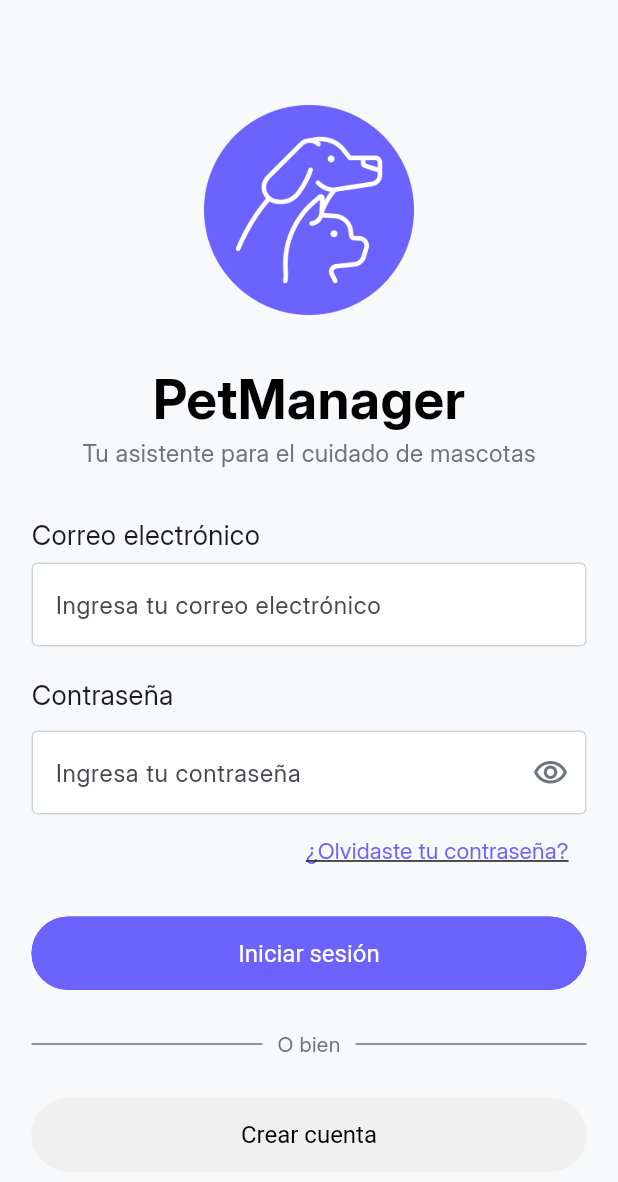
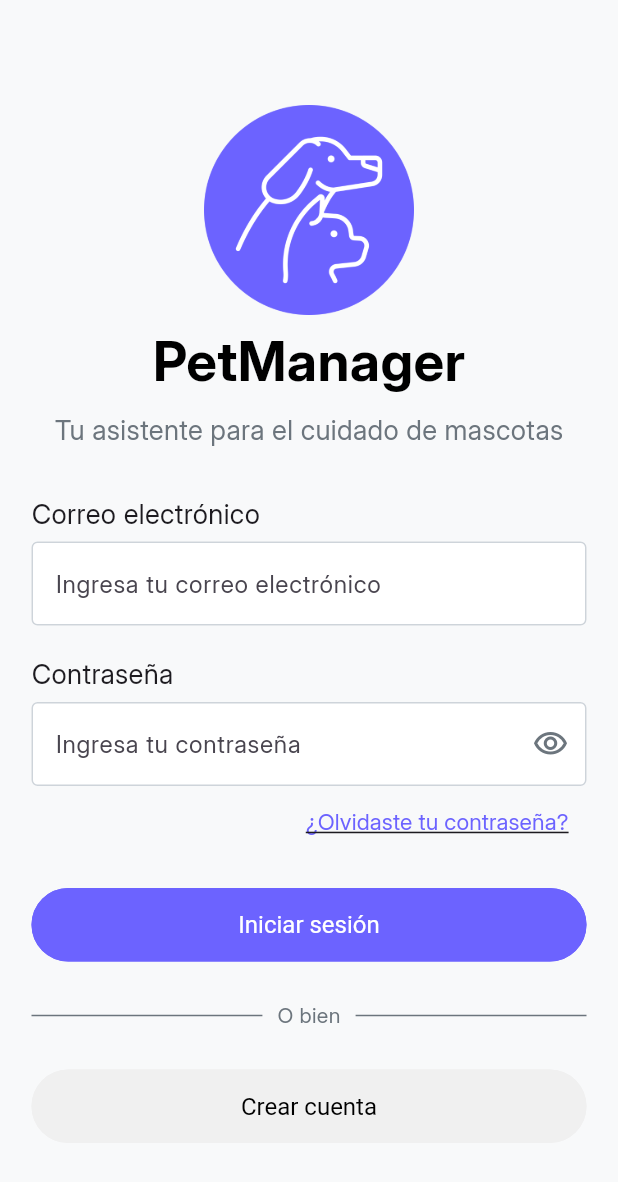
Before and after one commit to FernandoRuiz87/PetManager_app, a Flutter app: the screen it shows after launch, on a phone screen of 412 x 824 dp. Shown: the top 1182 px of the screen. Run offline on Flutter 3.47's test engine with Material 3 defaults, Android fonts, the phone set to English and light mode, and no system bars.

Commit message:
Agregar página de registro y reestructuracion de componentes de interfaz de usuario

```diff
--- a/lib/pages/login_page.dart
+++ b/lib/pages/login_page.dart
@@ -1,5 +1,7 @@
 import 'package:flutter/material.dart';
 import 'package:pet_manager_app/colors/app_colors.dart';
+import 'package:pet_manager_app/widgets/common_widgets.dart';
+import 'package:pet_manager_app/widgets/custom_text_fields.dart';
 
 class LoginPage extends StatefulWidget {
   const LoginPage({super.key});
@@ -21,24 +23,30 @@ class _LoginPageState extends State<LoginPage> {
               crossAxisAlignment: CrossAxisAlignment.stretch,
               children: [
                 const SizedBox(height: 70),
-                const _Header(),
+                const Header(logoSize: 140),
                 const SizedBox(height: 30),
-                const _EmailField(),
+                const CustomTextField(
+                  fieldLabel: 'Correo electrónico',
+                  defaultText: 'Ingresa tu correo electrónico',
+                ),
                 const SizedBox(height: 20),
-                const _PasswordField(),
+                const PasswordTextField(
+                  fieldLabel: 'Contraseña',
+                  hintText: 'Ingresa tu contraseña',
+                ),
                 const _ForgetPasswordButton(),
                 const SizedBox(height: 20),
                 // Boton de iniciar sesion
-                const _CustomButton(
+                const CustomButton(
                   text: 'Iniciar sesión',
                   buttonColor: AppColors.primary,
                   foregroundColor: AppColors.textSecondary,
                   route: '',
                 ),
                 const SizedBox(height: 26),
-                const _SectionDivider(),
+                const SectionDivider(),
                 const SizedBox(height: 26),
-                const _CustomButton(
+                const CustomButton(
                   text: 'Crear cuenta',
                   buttonColor: AppColors.secondary,
                   foregroundColor: AppColors.textPrimary,
@@ -49,139 +57,6 @@ class _LoginPageState extends State<LoginPage> {
           ),
         ),
       ),
-    );
-  }
-}
-
-class _SectionDivider extends StatelessWidget {
-  const _SectionDivider();
-
-  @override
-  Widget build(BuildContext context) {
-    return const Row(
-      children: [
-        Expanded(child: Divider(color: AppColors.textTertiary, thickness: 1)),
-        Padding(
-          padding: EdgeInsets.symmetric(horizontal: 10),
-          child: Text(
-            'O bien',
-            style: TextStyle(color: AppColors.textTertiary),
-          ),
-        ),
-        Expanded(child: Divider(color: AppColors.textTertiary, thickness: 1)),
-      ],
-    );
-  }
-}
-
-class _Header extends StatelessWidget {
-  const _Header();
-
-  @override
-  Widget build(BuildContext context) {
-    return Column(
-      children: [
-        Center(
-          child: Image.asset("assets/images/logo.png", width: 140, height: 140),
-        ),
-        const SizedBox(height: 30),
-        const Center(
-          child: Text(
-            'PetManager',
-            style: TextStyle(
-              fontSize: 36,
-              fontWeight: FontWeight.bold,
-              color: AppColors.textPrimary,
-            ),
-          ),
-        ),
-        const SizedBox(height: 0),
-        const Center(
-          child: Text(
-            'Tu asistente para el cuidado de mascotas',
-            style: TextStyle(fontSize: 16, color: AppColors.textTertiary),
-          ),
-        ),
-      ],
-    );
-  }
-}
-
-class _EmailField extends StatelessWidget {
-  const _EmailField();
-
-  @override
-  Widget build(BuildContext context) {
-    return Column(
-      crossAxisAlignment: CrossAxisAlignment.stretch,
-      children: [
-        const Text('Correo electrónico', style: TextStyle(fontSize: 18)),
-        const SizedBox(height: 5),
-        const TextField(
-          cursorColor: AppColors.primary,
-          decoration: InputDecoration(
-            hintText: 'Ingresa tu correo electrónico',
-            filled: true,
-            fillColor: AppColors.textSecondary,
-            enabledBorder: OutlineInputBorder(
-              borderSide: BorderSide(color: AppColors.textFieldBorderColor),
-            ),
-            focusedBorder: OutlineInputBorder(
-              borderSide: BorderSide(color: AppColors.primary, width: 2),
-            ),
-          ),
-        ),
-      ],
-    );
-  }
-}
-
-class _PasswordField extends StatefulWidget {
-  const _PasswordField();
-
-  @override
-  State<_PasswordField> createState() => __PasswordFieldState();
-}
-
-class __PasswordFieldState extends State<_PasswordField> {
-  bool _showPassword = true;
-  void _changeVisibility() {
-    setState(() {
-      _showPassword = !_showPassword;
-    });
-  }
-
-  @override
-  Widget build(BuildContext context) {
-    return Column(
-      crossAxisAlignment: CrossAxisAlignment.stretch,
-      children: [
-        const Text('Contraseña', style: TextStyle(fontSize: 18)),
-        const SizedBox(height: 10),
-        TextField(
-          obscureText: _showPassword,
-          decoration: InputDecoration(
-            filled: true,
-            fillColor: AppColors.textSecondary,
-            enabledBorder: OutlineInputBorder(
-              borderSide: BorderSide(color: AppColors.textFieldBorderColor),
-            ),
-            focusedBorder: OutlineInputBorder(
-              borderSide: BorderSide(color: AppColors.primary, width: 2),
-            ),
-            hintText: 'Ingresa tu contraseña',
-            suffixIcon: IconButton(
-              onPressed: _changeVisibility,
-              icon: Icon(
-                _showPassword
-                    ? Icons.visibility_outlined
-                    : Icons.visibility_off_outlined,
-                color: AppColors.textTertiary,
-              ),
-            ),
-          ),
-        ),
-      ],
     );
   }
 }
@@ -207,37 +82,3 @@ class _ForgetPasswordButton extends StatelessWidget {
     );
   }
 }
-
-class _CustomButton extends StatelessWidget {
-  const _CustomButton({
-    required this.buttonColor,
-    required this.text,
-    required this.foregroundColor,
-    required this.route,
-  });
-
-  final Color buttonColor;
-  final String text;
-  final Color foregroundColor;
-  final String route;
-
-  @override
-  Widget build(BuildContext context) {
-    return OutlinedButton(
-      onPressed: () {
-        if (route == '') {
-        } else {
-          Navigator.pushNamed(context, route);
-        }
-      },
-      style: OutlinedButton.styleFrom(
-        padding: const EdgeInsets.symmetric(horizontal: 50, vertical: 15),
-        textStyle: const TextStyle(fontSize: 18),
-        backgroundColor: buttonColor,
-        shape: RoundedRectangleBorder(borderRadius: BorderRadius.circular(50)),
-        side: BorderSide(color: buttonColor),
-      ),
-      child: Text(text, style: TextStyle(fontSize: 16, color: foregroundColor)),
-    );
-  }
-}
--- /dev/null
+++ b/lib/widgets/common_widgets.dart
@@ -0,0 +1,116 @@
+import 'package:flutter/material.dart';
+import 'package:pet_manager_app/colors/app_colors.dart';
+import 'package:pet_manager_app/pages/register_page.dart';
+
+// Header para el login y la pagina de registro
+class Header extends StatelessWidget {
+  const Header({super.key, required this.logoSize, this.subtitle});
+  final double logoSize;
+  final String? subtitle;
+
+  @override
+  Widget build(BuildContext context) {
+    return Column(
+      children: [
+        Center(
+          child: Hero(
+            tag: 'logo_hero',
+            child: Image.asset(
+              "assets/images/logo.png",
+              width: logoSize,
+              height: logoSize,
+            ),
+          ),
+        ),
+        const SizedBox(height: 5),
+        const Center(
+          child: Hero(
+            tag: 'app_name_hero',
+            child: Material(
+              color: Colors.transparent,
+              child: Text(
+                'PetManager',
+                style: TextStyle(
+                  fontSize: 36,
+                  fontWeight: FontWeight.bold,
+                  color: AppColors.textPrimary,
+                ),
+              ),
+            ),
+          ),
+        ),
+        const SizedBox(height: 8),
+        Hero(
+          tag: 'subtitle_hero',
+          child: Material(
+            color: Colors.transparent,
+            child: const Text(
+              'Tu asistente para el cuidado de mascotas',
+              style: TextStyle(fontSize: 18, color: AppColors.textTertiary),
+            ),
+          ),
+        ),
+      ],
+    );
+  }
+}
+
+class CustomButton extends StatelessWidget {
+  const CustomButton({
+    super.key,
+    required this.buttonColor,
+    required this.text,
+    required this.foregroundColor,
+    required this.route,
+  });
+
+  final Color buttonColor;
+  final String text;
+  final Color foregroundColor;
+  final String route;
+
+  @override
+  Widget build(BuildContext context) {
+    return OutlinedButton(
+      onPressed: () {
+        if (route == 'back') {
+          Navigator.pop(context); // Regresa a la pantalla anterior
+        } else if (route == 'register_page') {
+          Navigator.push(
+            context,
+            MaterialPageRoute(builder: (context) => const RegisterPage()),
+          );
+        }
+      },
+      style: OutlinedButton.styleFrom(
+        padding: const EdgeInsets.symmetric(horizontal: 50, vertical: 15),
+        textStyle: const TextStyle(fontSize: 18),
+        backgroundColor: buttonColor,
+        shape: RoundedRectangleBorder(borderRadius: BorderRadius.circular(50)),
+        side: BorderSide(color: buttonColor),
+      ),
+      child: Text(text, style: TextStyle(fontSize: 16, color: foregroundColor)),
+    );
+  }
+}
+
+class SectionDivider extends StatelessWidget {
+  const SectionDivider({super.key});
+
+  @override
+  Widget build(BuildContext context) {
+    return const Row(
+      children: [
+        Expanded(child: Divider(color: AppColors.textTertiary, thickness: 1)),
+        Padding(
+          padding: EdgeInsets.symmetric(horizontal: 10),
+          child: Text(
+            'O bien',
+            style: TextStyle(color: AppColors.textTertiary),
+          ),
+        ),
+        Expanded(child: Divider(color: AppColors.textTertiary, thickness: 1)),
+      ],
+    );
+  }
+}
--- /dev/null
+++ b/lib/widgets/custom_text_fields.dart
@@ -0,0 +1,96 @@
+import 'package:flutter/material.dart';
+import 'package:pet_manager_app/colors/app_colors.dart';
+
+class CustomTextField extends StatelessWidget {
+  const CustomTextField({
+    super.key,
+    required this.fieldLabel,
+    required this.defaultText,
+  });
+  final String fieldLabel;
+  final String defaultText;
+
+  @override
+  Widget build(BuildContext context) {
+    return Column(
+      crossAxisAlignment: CrossAxisAlignment.stretch,
+      children: [
+        Text(fieldLabel, style: TextStyle(fontSize: 18)),
+        const SizedBox(height: 5),
+        TextField(
+          cursorColor: AppColors.primary,
+          decoration: InputDecoration(
+            hintText: defaultText,
+            filled: true,
+            fillColor: AppColors.textSecondary,
+            enabledBorder: OutlineInputBorder(
+              borderSide: BorderSide(color: AppColors.textFieldBorderColor),
+            ),
+            focusedBorder: OutlineInputBorder(
+              borderSide: BorderSide(color: AppColors.primary, width: 2),
+            ),
+          ),
+        ),
+      ],
+    );
+  }
+}
+
+class PasswordTextField extends StatefulWidget {
+  const PasswordTextField({
+    super.key,
+    required this.fieldLabel,
+    required this.hintText,
+  });
+
+  final String fieldLabel;
+  final String hintText;
+
+  @override
+  State<PasswordTextField> createState() => _PasswordTextFieldState();
+}
+
+class _PasswordTextFieldState extends State<PasswordTextField> {
+  bool _showPassword = true;
+
+  void _changeVisibility() {
+    setState(() {
+      _showPassword = !_showPassword;
+    });
+  }
+
+  @override
+  Widget build(BuildContext context) {
+    return Column(
+      crossAxisAlignment: CrossAxisAlignment.stretch,
+      children: [
+        Text(widget.fieldLabel, style: const TextStyle(fontSize: 18)),
+        const SizedBox(height: 5),
+        TextField(
+          obscureText: _showPassword,
+          cursorColor: AppColors.primary,
+          decoration: InputDecoration(
+            filled: true,
+            fillColor: AppColors.textSecondary,
+            enabledBorder: OutlineInputBorder(
+              borderSide: BorderSide(color: AppColors.textFieldBorderColor),
+            ),
+            focusedBorder: OutlineInputBorder(
+              borderSide: BorderSide(color: AppColors.primary, width: 2),
+            ),
+            hintText: widget.hintText,
+            suffixIcon: IconButton(
+              onPressed: _changeVisibility,
+              icon: Icon(
+                _showPassword
+                    ? Icons.visibility_outlined
+                    : Icons.visibility_off_outlined,
+                color: AppColors.textTertiary,
+              ),
+            ),
+          ),
+        ),
+      ],
+    );
+  }
+}
```
Also changed, not shown: lib/pages/register_page.dart (added, +129 -0 lines).
